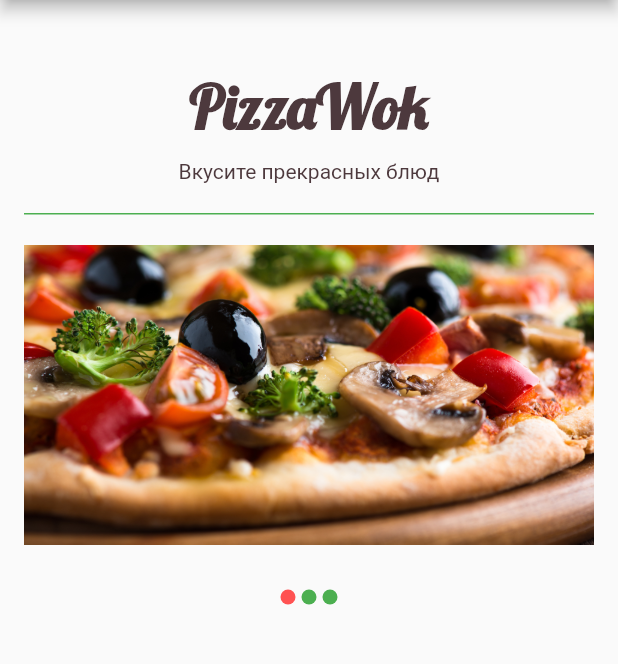
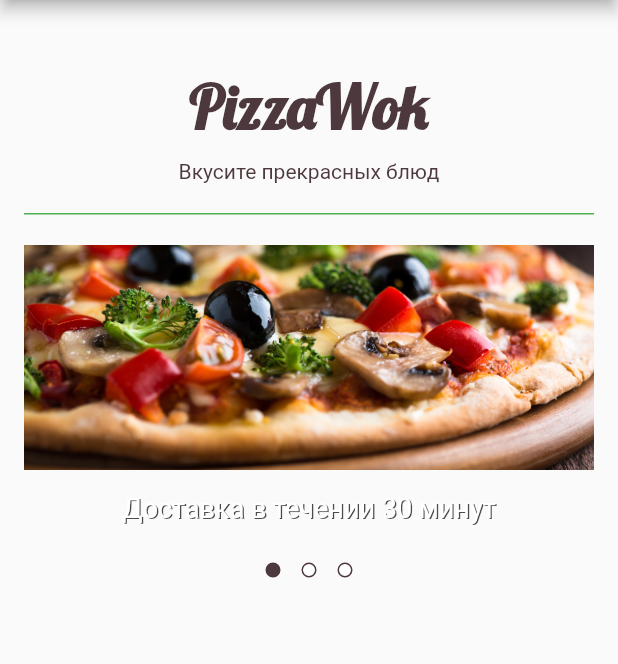
Before and after one commit to RenatSayf/online_shop, a Flutter app: the screen it shows after launch, on a phone screen of 412 x 824 dp, the part 84-748 px from its top. Run offline on Flutter 3.47's test engine with Material 2 defaults, Android fonts, the phone set to English and light mode, and no system bars; drawn by our look-alikes of carousel_slider.

Commit message:
AppCarouselSlider.dart завершен

```diff
--- a/lib/carousel/AppCarouselSlider.dart
+++ b/lib/carousel/AppCarouselSlider.dart
@@ -1,6 +1,7 @@
 import 'package:carousel_slider/carousel_slider.dart';
 import 'package:flutter/material.dart';
 import 'package:online_shop/carousel/AppSlide.dart';
+import 'package:online_shop/main.dart';
 
 class AppCarouselSlider extends StatefulWidget {
   @override
@@ -10,12 +11,6 @@ class AppCarouselSlider extends StatefulWidget {
 class _AppCarouselSliderState extends State<AppCarouselSlider> {
 
     int _current = 0;
-    List<AssetImage> images = [
-        AssetImage('assets/images/pizza1.png'),
-        AssetImage('assets/images/pizza2.png'),
-        AssetImage('assets/images/pizza3.png')
-    ];
-
     List<AppSlide> slides = [
         AppSlide(
           image: AssetImage('assets/images/pizza1.png'),
@@ -43,7 +38,7 @@ class _AppCarouselSliderState extends State<AppCarouselSlider> {
                 SizedBox(height: 20.0,),
                 CarouselSlider(
                     options: CarouselOptions(
-                        height: 200,
+                        height: 210,
                         initialPage: 0,
                         autoPlay: true,
                         enableInfiniteScroll: true,
@@ -58,7 +53,9 @@ class _AppCarouselSliderState extends State<AppCarouselSlider> {
                     items: slides.map((img){
                         return Builder(
                             builder: (BuildContext context){
-                                return Container(
+                                return Column(
+                                  children: <Widget>[
+                                    Container(
                                         width: MediaQuery.of(context).size.width,
                                         margin: EdgeInsets.symmetric(horizontal: 0.0),
                                         decoration: BoxDecoration(
@@ -72,13 +69,29 @@ class _AppCarouselSliderState extends State<AppCarouselSlider> {
                                                 ),
                                             ),
                                         ),
+                                        height: 150,
+                                    ),
+                                      Container(
+                                          padding: EdgeInsets.all(15),
+                                          child: Text(img.text, style: TextStyle(
+                                              shadows: [
+                                                  Shadow(
+                                                      color: Color.fromRGBO(0, 0, 0, 0.7),
+                                                      offset: Offset(1,1)
+                                                  )
+                                              ],
+                                              color: Colors.white,
+                                              fontSize: 18
+                                          ),),
+                                      )
+                                  ],
                                 );
                             },
                         );
                     }).toList(),
                 ),
                 SizedBox(
-                    height: 20.0,
+                    height: 0.0,
                 ),
                 Row(
                     mainAxisAlignment: MainAxisAlignment.center,
@@ -86,10 +99,16 @@ class _AppCarouselSliderState extends State<AppCarouselSlider> {
                         return Container(
                             width: 10,
                             height: 10,
-                            margin: EdgeInsets.symmetric(horizontal: 2.0, vertical: 10.0),
+                            margin: EdgeInsets.symmetric(horizontal: 7.0, vertical: 2.0),
                             decoration: BoxDecoration(
                                 shape: BoxShape.circle,
-                                color: _current == index ? Colors.redAccent : Colors.green
+                                color: _current == index ? mainColor : Colors.white,
+                                border: Border(
+                                    left: _borderSide,
+                                    top: _borderSide,
+                                    right: _borderSide,
+                                    bottom: _borderSide,
+                                )
                             ),
                         );
                     }),
@@ -112,4 +131,10 @@ class _AppCarouselSliderState extends State<AppCarouselSlider> {
         }
         return result;
     }
+
+    BorderSide _borderSide = BorderSide(
+      color: mainColor,
+      width: 1,
+      style: BorderStyle.solid
+    );
 }
```
Lines whose indentation alone changed are shown as unchanged.
